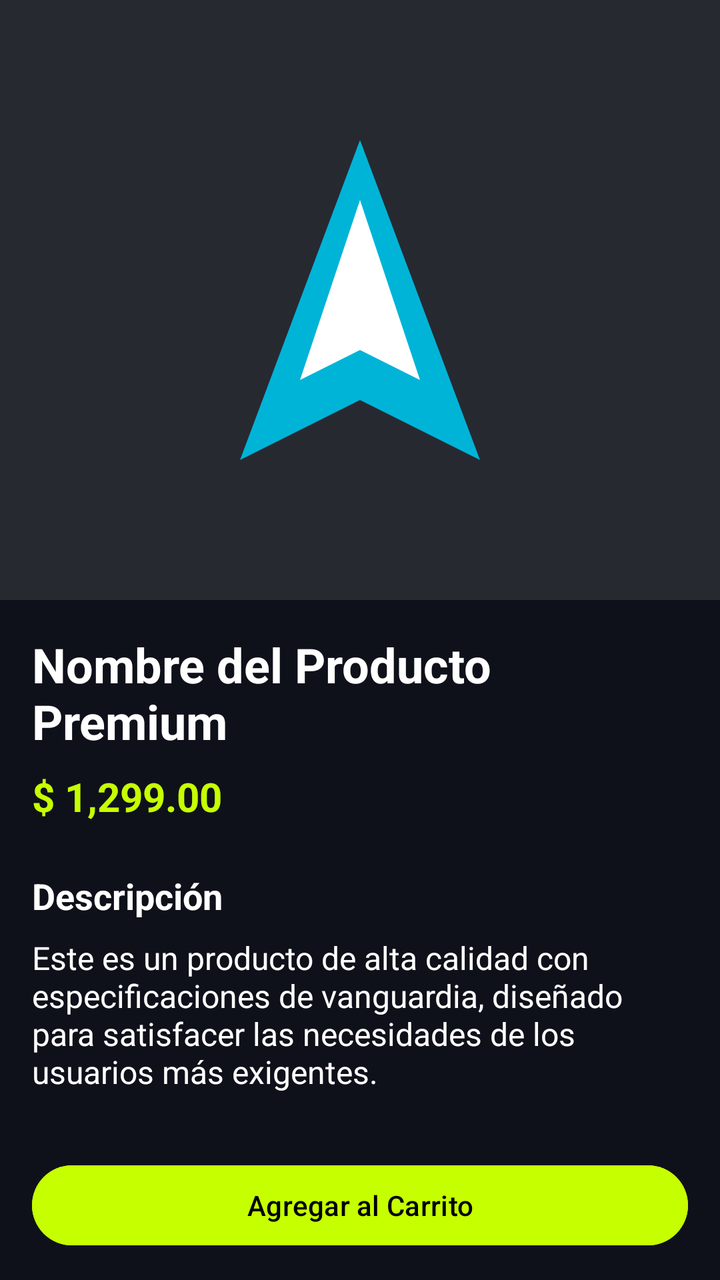
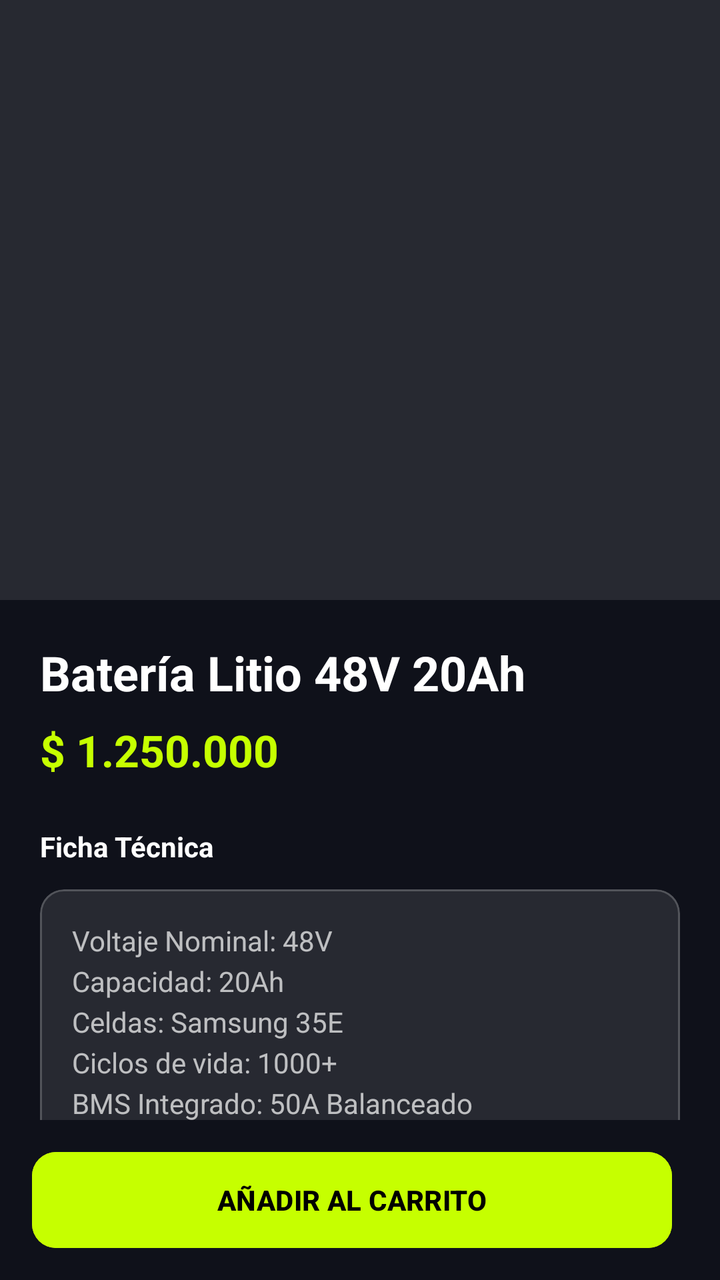

The first picture is an Android layout as it rendered before a commit; the second is the same layout after the commit. The layout source and the unified diff follow.
<!-- AndroidManifest.xml: application theme Theme.VoltCore -->
<!-- res/layout/fragment_product_detail.xml -->
<?xml version="1.0" encoding="utf-8"?>
<androidx.core.widget.NestedScrollView xmlns:android="http://schemas.android.com/apk/res/android"
    xmlns:app="http://schemas.android.com/apk/res-auto"
    android:layout_width="match_parent"
    android:layout_height="match_parent"
    android:background="@color/colorBackground">

    <LinearLayout
        android:layout_width="match_parent"
        android:layout_height="wrap_content"
        android:orientation="vertical">

        <ImageView
            android:layout_width="match_parent"
            android:layout_height="300dp"
            android:scaleType="centerInside"
            android:src="@drawable/ic_voltcore_logo"
            android:background="@color/colorSurface"
            android:contentDescription="Imagen del producto" />

        <LinearLayout
            android:layout_width="match_parent"
            android:layout_height="wrap_content"
            android:orientation="vertical"
            android:padding="@dimen/margin_standard">

            <TextView
                android:layout_width="match_parent"
                android:layout_height="wrap_content"
                android:text="Nombre del Producto Premium"
                android:textColor="@color/white"
                android:textSize="24sp"
                android:textStyle="bold" />

            <TextView
                android:layout_width="match_parent"
                android:layout_height="wrap_content"
                android:layout_marginTop="8dp"
                android:text="$ 1,299.00"
                android:textColor="@color/colorElectricTeal"
                android:textSize="20sp"
                android:textStyle="bold" />

            <TextView
                android:layout_width="match_parent"
                android:layout_height="wrap_content"
                android:layout_marginTop="24dp"
                android:text="Descripción"
                android:textColor="@color/white"
                android:textSize="18sp"
                android:textStyle="bold" />

            <TextView
                android:layout_width="match_parent"
                android:layout_height="wrap_content"
                android:layout_marginTop="8dp"
                android:text="Este es un producto de alta calidad con especificaciones de vanguardia, diseñado para satisfacer las necesidades de los usuarios más exigentes."
                android:textColor="@color/white"
                android:textSize="16sp" />

            <Button
                android:id="@+id/btnBuyNow"
                android:layout_width="match_parent"
                android:layout_height="wrap_content"
                android:layout_marginTop="32dp"
                android:text="Agregar al Carrito"
                android:backgroundTint="@color/volt_primary"
                android:textColor="@color/black" />

        </LinearLayout>
    </LinearLayout>
</androidx.core.widget.NestedScrollView>
<!-- resources referenced by this layout -->
<resources>
  <color name="black">#FF000000</color>
  <color name="colorBackground">@color/volt_background</color>
  <color name="colorElectricTeal">@color/volt_primary</color>
  <color name="colorSurface">@color/glass_surface</color>
  <color name="volt_primary">#C6FF00</color>
  <color name="white">#FFFFFFFF</color>
  <dimen name="margin_standard">16dp</dimen>
  <!-- drawable ic_voltcore_logo (drawable) -->
  <vector xmlns:android="http://schemas.android.com/apk/res/android"
      android:width="200dp"
      android:height="200dp"
      android:viewportWidth="200"
      android:viewportHeight="200">
      <path
          android:fillColor="#00B4D8"
          android:pathData="M100,20 L160,180 L100,150 L40,180 Z" />
      <path
          android:fillColor="#FFFFFF"
          android:pathData="M100,50 L130,140 L100,125 L70,140 Z" />
  </vector>
  <style name="Theme.VoltCore" parent="Base.Theme.VoltCore" />
  <color name="volt_background">#0F111A</color>
  <color name="glass_surface">#1AFFFFFF</color>
  <style name="Base.Theme.VoltCore" parent="Theme.Material3.DayNight.NoActionBar">
          
          <item name="colorPrimary">@color/volt_primary</item>
          <item name="android:windowBackground">@color/volt_background</item>
          <item name="colorSurface">@color/glass_surface</item>
          <item name="colorOnSurface">@color/white</item>
      </style>
</resources>

<!-- the commit's change to res/layout/fragment_product_detail.xml (unified diff, before → after) -->
@@ -1,72 +1,121 @@
 <?xml version="1.0" encoding="utf-8"?>
-<androidx.core.widget.NestedScrollView xmlns:android="http://schemas.android.com/apk/res/android"
+<androidx.coordinatorlayout.widget.CoordinatorLayout xmlns:android="http://schemas.android.com/apk/res/android"
     xmlns:app="http://schemas.android.com/apk/res-auto"
     android:layout_width="match_parent"
     android:layout_height="match_parent"
-    android:background="@color/colorBackground">
+    android:background="@color/volt_background">
 
-    <LinearLayout
+    <androidx.core.widget.NestedScrollView
         android:layout_width="match_parent"
-        android:layout_height="wrap_content"
-        android:orientation="vertical">
-
-        <ImageView
-            android:layout_width="match_parent"
-            android:layout_height="300dp"
-            android:scaleType="centerInside"
-            android:src="@drawable/ic_voltcore_logo"
-            android:background="@color/colorSurface"
-            android:contentDescription="Imagen del producto" />
+        android:layout_height="match_parent"
+        android:paddingBottom="80dp">
 
         <LinearLayout
             android:layout_width="match_parent"
             android:layout_height="wrap_content"
-            android:orientation="vertical"
-            android:padding="@dimen/margin_standard">
+            android:orientation="vertical">
 
-            <TextView
+            <androidx.viewpager2.widget.ViewPager2
+                android:id="@+id/vpProductGallery"
+                android:layout_width="match_parent"
+                android:layout_height="300dp"
+                android:background="@color/glass_surface" />
+
+            <LinearLayout
                 android:layout_width="match_parent"
                 android:layout_height="wrap_content"
-                android:text="Nombre del Producto Premium"
-                android:textColor="@color/white"
-                android:textSize="24sp"
-                android:textStyle="bold" />
+                android:orientation="vertical"
+                android:padding="20dp">
 
-            <TextView
+                <TextView
+                    android:id="@+id/tvDetailName"
+                    android:layout_width="wrap_content"
+                    android:layout_height="wrap_content"
+                    android:text="Batería Litio 48V 20Ah"
+                    android:textColor="@color/white"
+                    android:textSize="24sp"
+                    android:textStyle="bold" />
+
+                <TextView
+                    android:id="@+id/tvDetailPrice"
+                    android:layout_width="wrap_content"
+                    android:layout_height="wrap_content"
+                    android:layout_marginTop="8dp"
+                    android:text="$ 1.250.000"
+                    android:textColor="@color/volt_primary"
+                    android:textSize="22sp"
+                    android:textStyle="bold" />
+
+                <TextView
+                    android:layout_width="wrap_content"
+                    android:layout_height="wrap_content"
+                    android:layout_marginTop="24dp"
+                    android:text="Ficha Técnica"
+                    android:textColor="@color/white"
+                    android:textStyle="bold" />
+
+                <com.google.android.material.card.MaterialCardView
+                    android:layout_width="match_parent"
+                    android:layout_height="wrap_content"
+                    android:layout_marginTop="12dp"
+                    app:cardBackgroundColor="@color/glass_surface"
+                    app:cardCornerRadius="12dp"
+                    app:strokeColor="@color/glass_stroke"
+                    app:strokeWidth="1dp">
+
+                    <TextView
+                        android:id="@+id/tvTechnicalSheet"
+                        android:layout_width="match_parent"
+                        android:layout_height="wrap_content"
+                        android:padding="16dp"
+                        android:text="Voltaje Nominal: 48V\nCapacidad: 20Ah\nCeldas: Samsung 35E\nCiclos de vida: 1000+\nBMS Integrado: 50A Balanceado\nPeso: 4.5kg"
+                        android:textColor="#B3FFFFFF"
+                        android:lineSpacingExtra="4dp"/>
+                </com.google.android.material.card.MaterialCardView>
+
+                <TextView
+                    android:layout_width="wrap_content"
+                    android:layout_height="wrap_content"
+                    android:layout_marginTop="24dp"
+                    android:text="Descripción"
+                    android:textColor="@color/white"
+                    android:textStyle="bold" />
+
+                <TextView
+                    android:id="@+id/tvDetailDescription"
+                    android:layout_width="match_parent"
+                    android:layout_height="wrap_content"
+                    android:layout_marginTop="8dp"
+                    android:text="Batería de alta densidad energética ideal para bicicletas eléctricas y scooters de alto rendimiento. Construida con celdas de grado A."
+                    android:textColor="#B3FFFFFF" />
+
+            </LinearLayout>
+        </LinearLayout>
+    </androidx.core.widget.NestedScrollView>
+
+    <com.google.android.material.bottomappbar.BottomAppBar
+        android:layout_width="match_parent"
+        android:layout_height="wrap_content"
+        android:layout_gravity="bottom"
+        android:backgroundTint="@color/volt_background"
+        app:fabAlignmentMode="end">
+
+        <LinearLayout
+            android:layout_width="match_parent"
+            android:layout_height="match_parent"
+            android:gravity="center_vertical"
+            android:paddingEnd="16dp">
+
+            <com.google.android.material.button.MaterialButton
+                android:id="@+id/btnAddToCart"
                 android:layout_width="match_parent"
-                android:layout_height="wrap_content"
-                android:layout_marginTop="8dp"
-                android:text="$ 1,299.00"
-                android:textColor="@color/colorElectricTeal"
-                android:textSize="20sp"
-                android:textStyle="bold" />
+                android:layout_height="56dp"
+                android:text="AÑADIR AL CARRITO"
+                android:backgroundTint="@color/volt_primary"
+                android:textColor="@color/black"
+                android:textStyle="bold"
+                app:cornerRadius="12dp" />
+        </LinearLayout>
+    </com.google.android.material.bottomappbar.BottomAppBar>
 
-            <TextView
-                android:layout_width="match_parent"
-                android:layout_height="wrap_content"
-                android:layout_marginTop="24dp"
-                android:text="Descripción"
-                android:textColor="@color/white"
-                android:textSize="18sp"
-                android:textStyle="bold" />
-
-            <TextView
-                android:layout_width="match_parent"
-                android:layout_height="wrap_content"
-                android:layout_marginTop="8dp"
-                android:text="Este es un producto de alta calidad con especificaciones de vanguardia, diseñado para satisfacer las necesidades de los usuarios más exigentes."
-                android:textColor="@color/white"
-                android:textSize="16sp" />
-
-            <Button
-                android:id="@+id/btnBuyNow"
-                android:layout_width="match_parent"
-                android:layout_height="wrap_content"
-                android:layout_marginTop="32dp"
-                android:text="Agregar al Carrito"
-                android:backgroundTint="@color/volt_primary"
-                android:textColor="@color/black" />
-
-        </LinearLayout>
-    </LinearLayout>
-</androidx.core.widget.NestedScrollView>
+</androidx.coordinatorlayout.widget.CoordinatorLayout>
<!-- resource entries referenced after the edit -->
@@ -1,25 +1,9 @@
 <!-- resources referenced by this layout -->
 <resources>
   <color name="black">#FF000000</color>
-  <color name="colorBackground">@color/volt_background</color>
-  <color name="colorElectricTeal">@color/volt_primary</color>
-  <color name="colorSurface">@color/glass_surface</color>
+  <color name="glass_stroke">#33FFFFFF</color>
   <color name="volt_primary">#C6FF00</color>
   <color name="white">#FFFFFFFF</color>
-  <dimen name="margin_standard">16dp</dimen>
-  <!-- drawable ic_voltcore_logo (drawable) -->
-  <vector xmlns:android="http://schemas.android.com/apk/res/android"
-      android:width="200dp"
-      android:height="200dp"
-      android:viewportWidth="200"
-      android:viewportHeight="200">
-      <path
-          android:fillColor="#00B4D8"
-          android:pathData="M100,20 L160,180 L100,150 L40,180 Z" />
-      <path
-          android:fillColor="#FFFFFF"
-          android:pathData="M100,50 L130,140 L100,125 L70,140 Z" />
-  </vector>
   <style name="Theme.VoltCore" parent="Base.Theme.VoltCore" />
   <color name="volt_background">#0F111A</color>
   <color name="glass_surface">#1AFFFFFF</color>
